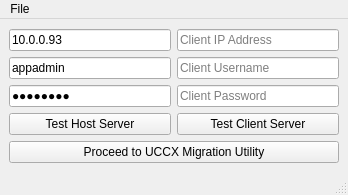
Old version of the form uccxmigrationmainwindow.ui in the repository xXTheAwesomerXx/XIPE.
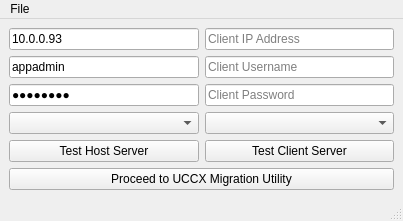
New version of the form.

What changed in the file:
```diff
--- a/uccxmigrationmainwindow.ui
+++ b/uccxmigrationmainwindow.ui
@@ -6,8 +6,8 @@
    <rect>
     <x>0</x>
     <y>0</y>
-    <width>348</width>
-    <height>195</height>
+    <width>403</width>
+    <height>221</height>
    </rect>
   </property>
   <property name="windowTitle">
@@ -54,6 +54,9 @@
             </property>
            </widget>
           </item>
+          <item>
+           <widget class="QComboBox" name="comboBoxHostVersion"/>
+          </item>
           <item>
            <widget class="QPushButton" name="pushButtonTestHost">
             <property name="text">
@@ -89,6 +92,13 @@
             </property>
            </widget>
           </item>
+          <item>
+           <widget class="QComboBox" name="comboBoxClientVersion">
+            <property name="currentText">
+             <string/>
+            </property>
+           </widget>
+          </item>
           <item>
            <widget class="QPushButton" name="pushButtonTestClient">
             <property name="text">
@@ -116,7 +126,7 @@
     <rect>
      <x>0</x>
      <y>0</y>
-     <width>348</width>
+     <width>403</width>
      <height>21</height>
     </rect>
    </property>
```
